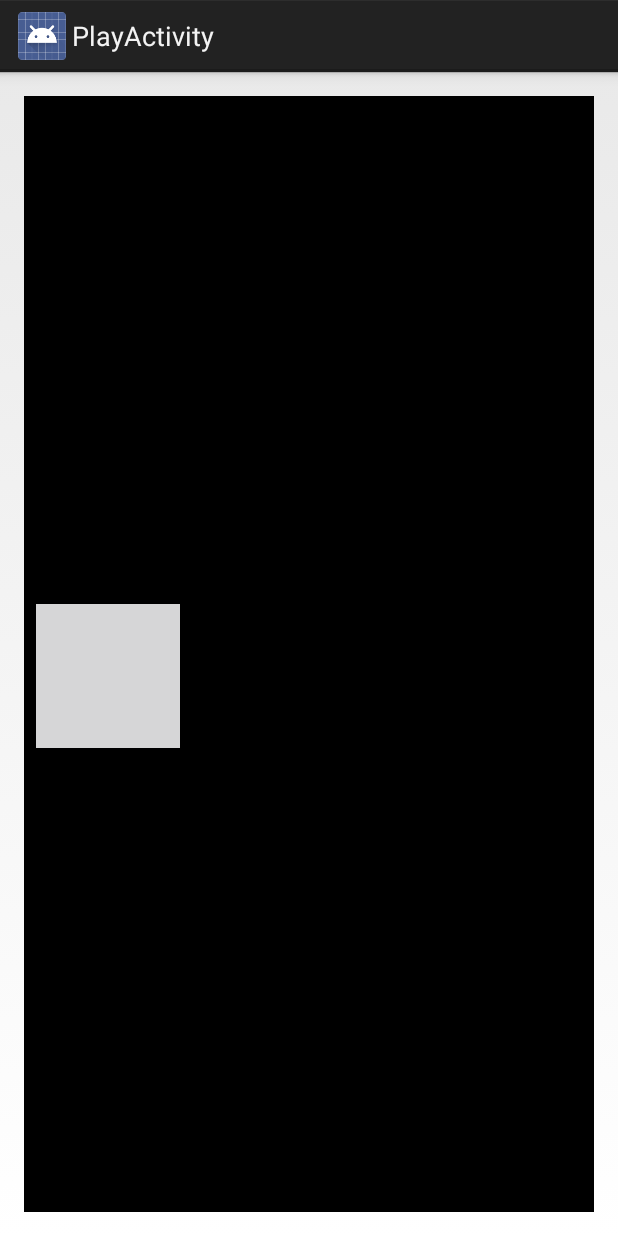
After one commit to ConnorHack/HeadBobHero, an Android app: the PlayActivity screen opened directly, with no data from a screen before it, on a phone screen of 412 x 824 dp. The commit adds this screen. Run offline under Robolectric (Android 15) with nearby library versions, the phone set to English and light mode, and no system bars; 1 statement that could not run was skipped.

Commit message:
Added play activity and started scrolling of arrows

```diff
--- a/app/src/main/AndroidManifest.xml
+++ b/app/src/main/AndroidManifest.xml
@@ -16,9 +16,11 @@
                 <category android:name="android.intent.category.LAUNCHER" />
             </intent-filter>
         </activity>
-
+        <activity android:name=".RecordingActivity" >
+        </activity>
         <activity
-            android:name=".RecordingActivity">
+            android:name=".PlayActivity"
+            android:label="@string/title_activity_play" >
         </activity>
     </application>
 
--- a/app/src/main/java/com/example/ben/headbobhero/GameBoard.java
+++ b/app/src/main/java/com/example/ben/headbobhero/GameBoard.java
@@ -5,6 +5,8 @@ import java.util.List;
 import java.util.Random;
 
 import android.content.Context;
+import android.graphics.Bitmap;
+import android.graphics.BitmapFactory;
 import android.graphics.Canvas;
 import android.graphics.Color;
 import android.graphics.Paint;
@@ -14,18 +16,21 @@ import android.view.View;
 public class GameBoard extends View{
     private Paint p;
     private List<HeadBob> headBobs = null;
-    private int starAlpha = 80;
-    private int starFade = 2;
 
-    synchronized public void resetStarField() {
-        headBobs = null;
-    }
+    private static Bitmap bm_bob_down = null;
+    private static Bitmap bm_bob_left = null;
+    private static Bitmap bm_bob_right = null;
+
 
     public GameBoard(Context context, AttributeSet aSet) {
         super(context, aSet);
         //it's best not to create any new objects in the on draw
         //initialize them as class variables here
         p = new Paint();
+
+        bm_bob_down = BitmapFactory.decodeResource(getResources(), R.drawable.bob_down);
+        bm_bob_left = BitmapFactory.decodeResource(getResources(), R.drawable.bob_left);
+        bm_bob_right = BitmapFactory.decodeResource(getResources(), R.drawable.bob_right);
     }
 
     private enum HeadBobDirection {
@@ -45,9 +50,9 @@ public class GameBoard extends View{
 
     private void initializeHeadBobs(int maxX, int maxY) {
         headBobs = new ArrayList<HeadBob>();
-        for (int i=0; i<3; i++) {
+        for (int i=0; i<10; i++) {
             Random r = new Random();
-            int x = i * 100;
+            int x = i * -128;
             int y = maxY / 2 - 50;
             int directionInt = r.nextInt(3);
             HeadBobDirection direction = null;
@@ -82,20 +87,22 @@ public class GameBoard extends View{
         //draw the stars
 
         p.setStrokeWidth(100);
-        for (int i=0; i<3; i++) {
+        for (int i=0; i<headBobs.size(); i++) {
             HeadBob bob = headBobs.get(i);
+            if(bob.point.x > 0) {
                 switch (bob.direction) {
                     case DOWN:
-                    p.setColor(Color.BLUE);
+                        canvas.drawBitmap(bm_bob_down, bob.point.x += 2, bob.point.y, null);
                         break;
                     case LEFT:
-                    p.setColor(Color.RED);
+                        canvas.drawBitmap(bm_bob_left, bob.point.x += 2, bob.point.y, null);
                         break;
                     case RIGHT:
-                    p.setColor(Color.GREEN);
+                        canvas.drawBitmap(bm_bob_right, bob.point.x += 2, bob.point.y, null);
                         break;
                 }
-            canvas.drawPoint(headBobs.get(i).point.x, headBobs.get(i).point.y, p);
+            }
+            bob.point.x+=2;
         }
     }
 }
--- /dev/null
+++ b/app/src/main/java/com/example/ben/headbobhero/PlayActivity.java
@@ -0,0 +1,71 @@
+package com.example.ben.headbobhero;
+
+import android.app.Activity;
+import android.os.Bundle;
+import android.os.Handler;
+import android.view.Menu;
+import android.view.MenuItem;
+import android.widget.Button;
+
+public class PlayActivity extends Activity {
+
+    //Divide the frame by 1000 to calculate how many times per second the screen will update.
+    private static final int FRAME_RATE = 20; //50 frames per second
+
+    @Override
+    protected void onCreate(Bundle savedInstanceState) {
+        super.onCreate(savedInstanceState);
+        setContentView(R.layout.activity_play);
+
+        Handler h = new Handler();
+        h.postDelayed(new Runnable() {
+            @Override
+            public void run() {
+                initGfx();
+            }
+        }, 1000);
+    }
+
+    private Handler frame = new Handler();
+
+    synchronized public void initGfx() {
+        //((GameBoard)findViewById(R.id.the_canvas)).resetStarField();
+        //It's a good idea to remove any existing callbacks to keep
+        //them from inadvertently stacking up.
+        frame.removeCallbacks(frameUpdate);
+        frame.postDelayed(frameUpdate, FRAME_RATE);
+    }
+
+    @Override
+    public boolean onCreateOptionsMenu(Menu menu) {
+        // Inflate the menu; this adds items to the action bar if it is present.
+        getMenuInflater().inflate(R.menu.menu_play, menu);
+        return true;
+    }
+
+    @Override
+    public boolean onOptionsItemSelected(MenuItem item) {
+        // Handle action bar item clicks here. The action bar will
+        // automatically handle clicks on the Home/Up button, so long
+        // as you specify a parent activity in AndroidManifest.xml.
+        int id = item.getItemId();
+
+        //noinspection SimplifiableIfStatement
+        if (id == R.id.action_settings) {
+            return true;
+        }
+
+        return super.onOptionsItemSelected(item);
+    }
+
+    private Runnable frameUpdate = new Runnable() {
+        @Override
+        synchronized public void run() {
+            frame.removeCallbacks(frameUpdate);
+            //make any updates to on screen objects here
+            //then invoke the on draw by invalidating the canvas
+            ((GameBoard)findViewById(R.id.the_canvas)).invalidate();
+            frame.postDelayed(frameUpdate, FRAME_RATE);
+        }
+    };
+}
--- /dev/null
+++ b/app/src/main/res/layout/activity_play.xml
@@ -0,0 +1,21 @@
+<RelativeLayout xmlns:android="http://schemas.android.com/apk/res/android"
+    xmlns:tools="http://schemas.android.com/tools" android:layout_width="match_parent"
+    android:layout_height="match_parent" android:paddingLeft="@dimen/activity_horizontal_margin"
+    android:paddingRight="@dimen/activity_horizontal_margin"
+    android:paddingTop="@dimen/activity_vertical_margin"
+    android:paddingBottom="@dimen/activity_vertical_margin"
+    tools:context="com.example.ben.headbobhero.PlayActivity">
+
+    <TextView android:text="@string/hello_world" android:layout_width="wrap_content"
+        android:layout_height="wrap_content" />
+
+    <com.example.ben.headbobhero.GameBoard
+        android:layout_width="fill_parent"
+        android:layout_height="fill_parent"
+        android:id="@+id/the_canvas"
+        android:layout_marginLeft="0dp"
+        android:layout_marginBottom="0dp"
+        android:layout_alignParentTop="true"
+        android:layout_alignParentRight="true" />
+
+</RelativeLayout>
--- a/app/src/main/res/values/strings.xml
+++ b/app/src/main/res/values/strings.xml
@@ -3,4 +3,6 @@
 
     <string name="hello_world">Hello world!</string>
     <string name="action_settings">Settings</string>
+    <string name="title_activity_play">PlayActivity</string>
+    <string name="play_text">Play</string>
 </resources>
```
Also changed, not shown: app/src/main/java/com/example/ben/headbobhero/MainActivity.java (+6 -32 lines), app/src/main/res/layout/activity_main.xml (+3 -14 lines), 1 other file. Lines whose indentation alone changed are shown as unchanged.
